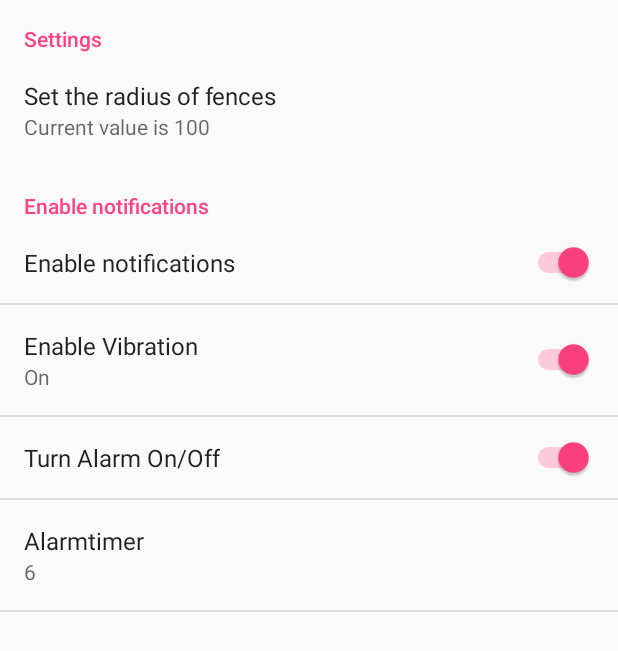
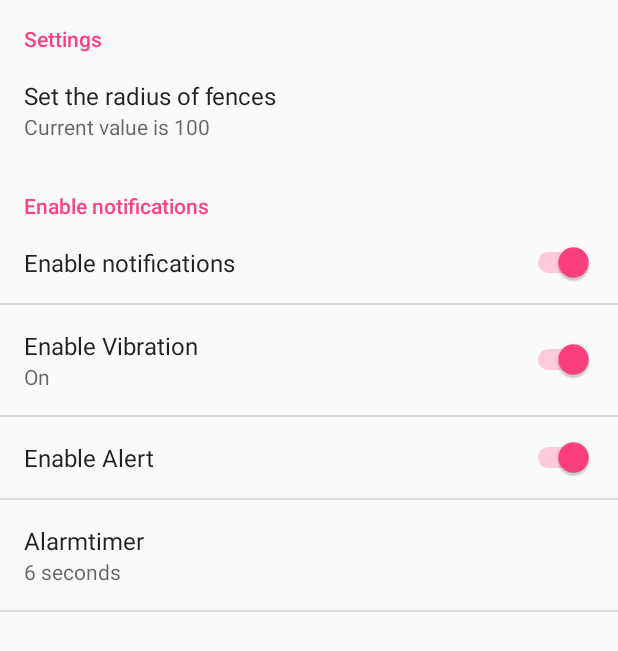
Before and after one commit to AndyWand/SecureBiker, an Android app: the screen it shows after launch (SettingsActivity), after a tap on "Settings", on a phone screen of 412 x 824 dp. Shown: the top 651 px of the screen. Run offline under Robolectric (Android 15) with nearby library versions, the phone set to English and light mode, and no system bars.

Commit message:
fixed bugs: Slider value for geofence-radius is now allways highter then 50

```diff
--- a/app/src/main/java/com/example/andreas/securebiker/Fragments/SeekBarPreference.java
+++ b/app/src/main/java/com/example/andreas/securebiker/Fragments/SeekBarPreference.java
@@ -158,8 +158,8 @@ public class SeekBarPreference extends DialogPreference implements SeekBar.OnSee
         if (shouldPersist()) {
 
             mValue = mSeekBar.getProgress();
+            callChangeListener(mSeekBar.getProgress());
             persistInt(mSeekBar.getProgress());
-            callChangeListener(mSeekBar.getProgress());
         }
 
         getDialog().dismiss();
--- a/app/src/main/java/com/example/andreas/securebiker/Fragments/SliderFragment.java
+++ b/app/src/main/java/com/example/andreas/securebiker/Fragments/SliderFragment.java
@@ -26,7 +26,7 @@ public class SliderFragment extends PreferenceFragment implements SharedPreferen
         super.onCreate(savedInstanceState);
 
         // Load the preferences from an XML resource
-        addPreferencesFromResource(R.xml.pref_fences_radius);
+        //addPreferencesFromResource(R.xml.pref_fences_radius);
 
 
         // Get widgets :
--- a/app/src/main/java/com/example/andreas/securebiker/GeofenceIntentService.java
+++ b/app/src/main/java/com/example/andreas/securebiker/GeofenceIntentService.java
@@ -113,7 +113,7 @@ public class GeofenceIntentService extends IntentService {
      * Method for loading app settings to define the alarm
      */
     private void loadPreferences() {
-        PreferenceManager.setDefaultValues(this, R.xml.pref_all, false);
+        //PreferenceManager.setDefaultValues(this, R.xml.pref_all, false);
         SharedPreferences sharedPrefs = PreferenceManager.getDefaultSharedPreferences(this);
         // enabling/disabling the alarm
         alertEnabled = sharedPrefs.getBoolean(AllPreferencesFragment.KEY_ENABLE_NOTIFICATION, true);
--- a/app/src/main/java/com/example/andreas/securebiker/Listener/PreferenceChangeListener.java
+++ b/app/src/main/java/com/example/andreas/securebiker/Listener/PreferenceChangeListener.java
@@ -36,7 +36,7 @@ public class PreferenceChangeListener implements SharedPreferences.OnSharedPrefe
 
         if (key.equals(AllPreferencesFragment.KEY_ALARMDIALOGTIMER)) {
             Preference alarmTimerPref = prefActivity.findPreference(key);
-            alarmTimerPref.setSummary(sharedPreferences.getString(AllPreferencesFragment.KEY_ALARMDIALOGTIMER,"10"));
+            alarmTimerPref.setSummary(sharedPreferences.getString(AllPreferencesFragment.KEY_ALARMDIALOGTIMER,"10")+" "+prefActivity.getString(R.string.pref_alarm_timer_summary_unit));
         }
 
         /** Das macht keinen sinn: gibt den Pfad aus
--- a/app/src/main/java/com/example/andreas/securebiker/MainActivity.java
+++ b/app/src/main/java/com/example/andreas/securebiker/MainActivity.java
@@ -59,9 +59,6 @@ public class MainActivity extends AppCompatActivity
         implements OnMapReadyCallback,
         GoogleApiClient.ConnectionCallbacks, GoogleApiClient.OnConnectionFailedListener,
         LocationListener {
-
-    private final int REQUESTCODE_SETTINGS = 1;
-    private static final String NOT = "NOTIFICATIONS";
 
     // Settings variables
     // screen on/off
@@ -231,7 +228,7 @@ public class MainActivity extends AppCompatActivity
         PreferenceManager.setDefaultValues(this, R.xml.pref_all, false);
         SharedPreferences sharedPrefs = PreferenceManager.getDefaultSharedPreferences(this);
         // radius of geofence
-        geofenceRadius = sharedPrefs.getInt(AllPreferencesFragment.KEY_FENCES_RADIUS, 150);
+        geofenceRadius = sharedPrefs.getInt(AllPreferencesFragment.KEY_FENCES_RADIUS, 100)+50;
         // enabling/disabling the alarm
         alertEnabled = sharedPrefs.getBoolean(AllPreferencesFragment.KEY_ENABLE_NOTIFICATION, true);
         // alarm duration
--- a/app/src/main/java/com/example/andreas/securebiker/SettingsActivity.java
+++ b/app/src/main/java/com/example/andreas/securebiker/SettingsActivity.java
@@ -79,7 +79,8 @@ public class SettingsActivity extends PreferenceActivity {
 
         //Summary of Alarm-Timer
         Preference alarmTimerPref = this.findPreference(AllPreferencesFragment.KEY_ALARMDIALOGTIMER);
-        alarmTimerPref.setSummary(sharedPreferences.getString(AllPreferencesFragment.KEY_ALARMDIALOGTIMER, "10"));
+        alarmTimerPref.setSummary(sharedPreferences.getString(AllPreferencesFragment.KEY_ALARMDIALOGTIMER,"10")+" "+this.getString(R.string.pref_alarm_timer_summary_unit));
+
         /**Sumary of Alarmsound (Gibt den Pfad aus)
          Preference notiRingPref = this.findPreference(AllPreferencesFragment.KEY_NOTIFI_MESSAGE_RING);
          notiRingPref.setSummary(sharedPreferences.getString(AllPreferencesFragment.KEY_NOTIFI_MESSAGE_RING, ""));
@@ -161,7 +162,7 @@ public class SettingsActivity extends PreferenceActivity {
         @Override
         public void onCreate(Bundle savedInstanceState) {
             super.onCreate(savedInstanceState);
-            addPreferencesFromResource(R.xml.pref_general);
+            addPreferencesFromResource(R.xml.pref_all);
             setHasOptionsMenu(true);
         }
 
@@ -185,7 +186,7 @@ public class SettingsActivity extends PreferenceActivity {
         @Override
         public void onCreate(Bundle savedInstanceState) {
             super.onCreate(savedInstanceState);
-            addPreferencesFromResource(R.xml.pref_notification);
+            addPreferencesFromResource(R.xml.pref_all);
             setHasOptionsMenu(true);
 
             // Bind the summaries of EditText/List/Dialog/Ringtone preferences
@@ -215,7 +216,7 @@ public class SettingsActivity extends PreferenceActivity {
         @Override
         public void onCreate(Bundle savedInstanceState) {
             super.onCreate(savedInstanceState);
-            addPreferencesFromResource(R.xml.pref_data_sync);
+            addPreferencesFromResource(R.xml.pref_all);
             setHasOptionsMenu(true);
 
             // Bind the summaries of EditText/List/Dialog/Ringtone preferences
--- a/app/src/main/res/values/strings.xml
+++ b/app/src/main/res/values/strings.xml
@@ -9,48 +9,6 @@
 
     <string name="content_map_textview_text"></string>
 
-    <!-- Example General settings -->
-    <string name="pref_header_general">General</string>
-
-    <string name="pref_title_social_recommendations">Enable social recommendations</string>
-    <string name="pref_description_social_recommendations">Recommendations for people to contact
-        based on your message history
-    </string>
-
-    <string name="pref_title_add_friends_to_messages">Add friends to messages</string>
-    <string-array name="pref_example_list_titles">
-        <item>Always</item>
-        <item>When possible</item>
-        <item>Never</item>
-    </string-array>
-    <string-array name="pref_example_list_values">
-        <item>1</item>
-        <item>0</item>
-        <item>-1</item>
-    </string-array>
-
-    <!-- Example settings for Data & Sync -->
-    <string name="pref_header_data_sync">Data &amp; sync</string>
-    <string name="KEY_SYNC_FREQUENZ">sync_frequency</string>
-    <string name="pref_sync_summary"> </string>
-
-    <string name="pref_title_sync_frequency">Sync frequency</string>
-    <string-array name="pref_sync_frequency_titles">
-        <item>15 minutes</item>
-        <item>30 minutes</item>
-        <item>1 hour</item>
-        <item>3 hours</item>
-        <item>6 hours</item>
-        <item>Never</item>
-    </string-array>
-    <string-array name="pref_sync_frequency_values">
-        <item>15</item>
-        <item>30</item>
-        <item>60</item>
-        <item>180</item>
-        <item>360</item>
-        <item>-1</item>
-    </string-array>
 
     <string name="pref_title_system_sync_settings">System sync settings</string>
 
@@ -61,6 +19,9 @@
     <string name="pref_title_ringtone">Enable Ringtone</string>
     <string name="pref_ringtone_silent">Silent</string>
 
+    <string name="pref_sync_summary"></string>
+    <string name="pref_sync_frequency_title"></string>
+
     <string name="pref_title_vibrate">Enable Vibration</string>
     <string name="pref_vibrate_on">On</string>
     <string name="pref_vibrate_off">Off</string>
@@ -70,6 +31,7 @@
 
     <!-- Strings for Alarmtimer-->
     <string name="pref_title_alarm_timer">Alarmtimer</string>
+    <string name="pref_alarm_timer_summary_unit">seconds</string>
 
     <string-array name="pref_alarm_timer">
         <item>3 seconds</item>
@@ -84,7 +46,7 @@
     </string-array>
 
     <!-- Strings for AlarmSwitch-->
-    <string name="pref_title_alarmswitch">Turn Alarm On/Off</string>
+    <string name="pref_title_alarmswitch">Enable Alert</string>
 
     <!-- Einstellungen für Geofences -->
     <string name="pref_header_geofences">Geonfecnes behavior</string>
--- a/app/src/main/res/xml/pref_data_sync.xml
+++ /dev/null
@@ -1,25 +0,0 @@
-<?xml version="1.0" encoding="utf-8"?>
-<PreferenceScreen xmlns:android="http://schemas.android.com/apk/res/android">
-
-
-    <!-- NOTE: Hide buttons to simplify the UI. Users can touch outside the dialog to
-         dismiss it. -->
-    <!-- NOTE: ListPreference's summary should be set to its value by the activity code. -->
-    <ListPreference
-        android:defaultValue="180"
-        android:entries="@array/pref_sync_frequency_titles"
-        android:entryValues="@array/pref_sync_frequency_values"
-        android:key="sync_frequency"
-        android:negativeButtonText="@null"
-        android:positiveButtonText="@null"
-        android:summary="@string/pref_sync_summary"
-        android:title="@string/pref_title_sync_frequency" />
-
-    <!-- This preference simply launches an intent when selected. Use this UI sparingly, per
-         design guidelines. -->
-
-    <Preference android:title="@string/pref_title_system_sync_settings">
-        <intent android:action="android.settings.SYNC_SETTINGS" />
-    </Preference>
-
-</PreferenceScreen>
--- a/app/src/main/res/xml/pref_general.xml
+++ /dev/null
@@ -1,22 +0,0 @@
-<PreferenceScreen xmlns:android="http://schemas.android.com/apk/res/android">
-
-    <SwitchPreference
-        android:key="example_switch"
-        android:title="@string/pref_title_social_recommendations"
-        android:summary="@string/pref_description_social_recommendations"
-        android:defaultValue="true" />
-
-
-    <!-- NOTE: Hide buttons to simplify the UI. Users can touch outside the dialog to
-         dismiss it. -->
-    <!-- NOTE: ListPreference's summary should be set to its value by the activity code. -->
-    <ListPreference
-        android:key="example_list"
-        android:title="@string/pref_title_add_friends_to_messages"
-        android:defaultValue="-1"
-        android:entries="@array/pref_example_list_titles"
-        android:entryValues="@array/pref_example_list_values"
-        android:negativeButtonText="@null"
-        android:positiveButtonText="@null" />
-
-</PreferenceScreen>
--- a/app/src/main/res/xml/pref_notification.xml
+++ /dev/null
@@ -1,29 +0,0 @@
-<?xml version="1.0" encoding="utf-8"?>
-<PreferenceScreen xmlns:android="http://schemas.android.com/apk/res/android">
-
-    <!-- A 'parent' preference, which enables/disables child preferences (below)
-         when checked/unchecked. -->
-    <SwitchPreference
-        android:key="notifications_new_message"
-        android:title="@string/pref_title_message_notifications"
-        android:defaultValue="true" />
-
-    <!-- Allows the user to choose a ringtone in the 'notification' category. -->
-    <!-- NOTE: This preference will be enabled only when the checkbox above is checked. -->
-    <!-- NOTE: RingtonePreference's summary should be set to its value by the activity code. -->
-    <RingtonePreference
-        android:dependency="notifications_new_message"
-        android:key="notifications_new_message_ringtone"
-        android:title="@string/pref_title_ringtone"
-        android:ringtoneType="notification"
-        android:defaultValue="content://settings/system/notification_sound" />
-
-    <!-- NOTE: This preference will be enabled only when the checkbox above is checked. -->
-    <SwitchPreference
-        android:dependency="notifications_new_message"
-        android:key="notifications_new_message_vibrate"
-        android:title="@string/pref_title_vibrate"
-        android:defaultValue="true" />
-
-
-</PreferenceScreen>
```
Also changed, not shown: app/src/main/java/com/example/andreas/securebiker/Fragments/DataSyncFragment.java (deleted, +0 -109 lines), app/src/main/java/com/example/andreas/securebiker/Fragments/GeneralFragment.java (deleted, +0 -24 lines), app/src/main/java/com/example/andreas/securebiker/Fragments/NotificationFragment.java (deleted, +0 -26 lines), app/src/main/res/xml/pref_fences_radius.xml (deleted, +0 -16 lines), app/src/main/res/xml/pref_headers.xml (deleted, +0 -27 lines).
